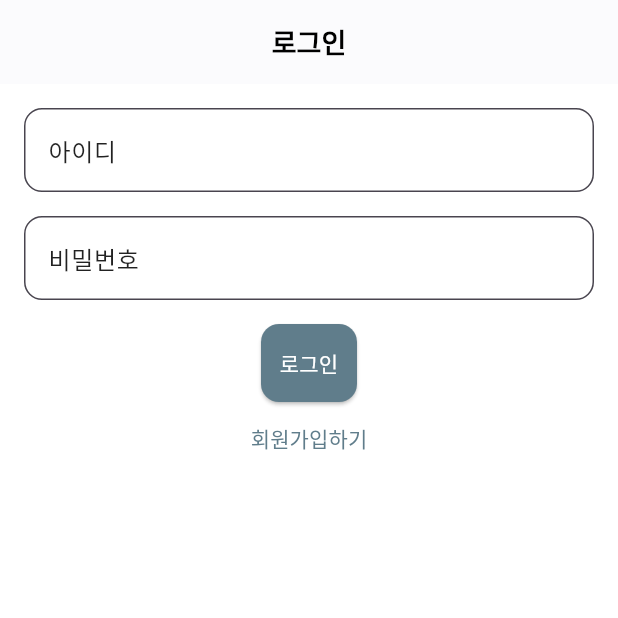
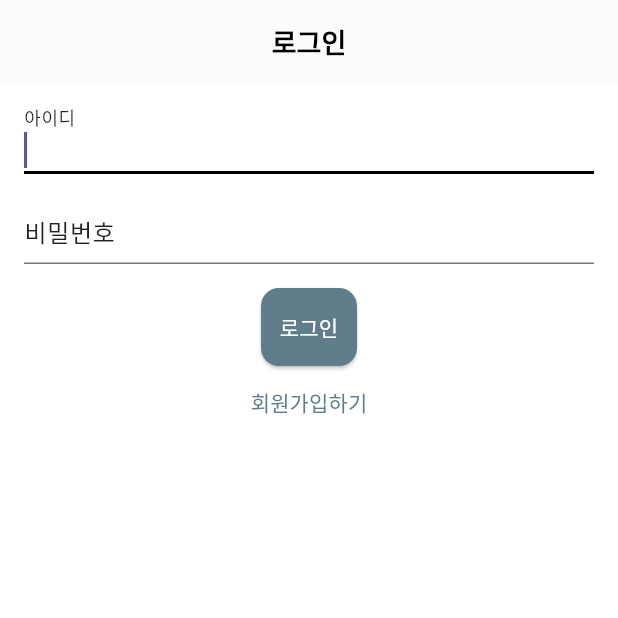
Before and after one commit to chilloutplz/ourlife, a Flutter app: the screen it shows after launch, on a phone screen of 412 x 824 dp, the top half of it. Run offline on Flutter 3.47's test engine with Material 3 defaults, Android fonts, the phone set to English and light mode, and no system bars; our stand-ins replace shared_preferences.

Commit message:
테마수정정

```diff
--- a/lib/accounts/screens/login_screen.dart
+++ b/lib/accounts/screens/login_screen.dart
@@ -13,8 +13,27 @@ class LoginScreen extends StatefulWidget {
 class _LoginScreenState extends State<LoginScreen> {
   final TextEditingController _usernameController = TextEditingController();
   final TextEditingController _passwordController = TextEditingController();
+
+  final FocusNode _usernameFocus = FocusNode();
+
   bool _isLoading = false;
   String _error = '';
+
+  @override
+  void initState() {
+    super.initState();
+    WidgetsBinding.instance.addPostFrameCallback((_) {
+      _usernameFocus.requestFocus();
+    });
+  }
+
+  @override
+  void dispose() {
+    _usernameController.dispose();
+    _passwordController.dispose();
+    _usernameFocus.dispose();
+    super.dispose();
+  }
 
   Future<void> loginUser() async {
     final username = _usernameController.text.trim();
@@ -65,6 +84,7 @@ class _LoginScreenState extends State<LoginScreen> {
           children: [
             TextField(
               controller: _usernameController,
+              focusNode: _usernameFocus,
               decoration: const InputDecoration(labelText: '아이디'),
             ),
             const SizedBox(height: 16),
--- a/lib/theme/theme.dart
+++ b/lib/theme/theme.dart
@@ -19,12 +19,14 @@ class AppTheme {
       ),
     ),
     inputDecorationTheme: InputDecorationTheme(
-      filled: true,
-      fillColor: white,
-      labelStyle: TextStyle(color: Colors.black87),
-      border: OutlineInputBorder(
-        borderRadius: BorderRadius.circular(12),
+      isDense: true,
+      contentPadding: const EdgeInsets.only(bottom: 4),
+      fillColor: Colors.blue,    labelStyle: TextStyle(color: Colors.black87),
+      border: UnderlineInputBorder(
         borderSide: BorderSide(color: Colors.grey),
+      ),
+      focusedBorder: UnderlineInputBorder(
+        borderSide: BorderSide(color: Colors.black, width: 2),
       ),
     ),
     textButtonTheme: TextButtonThemeData(
```
